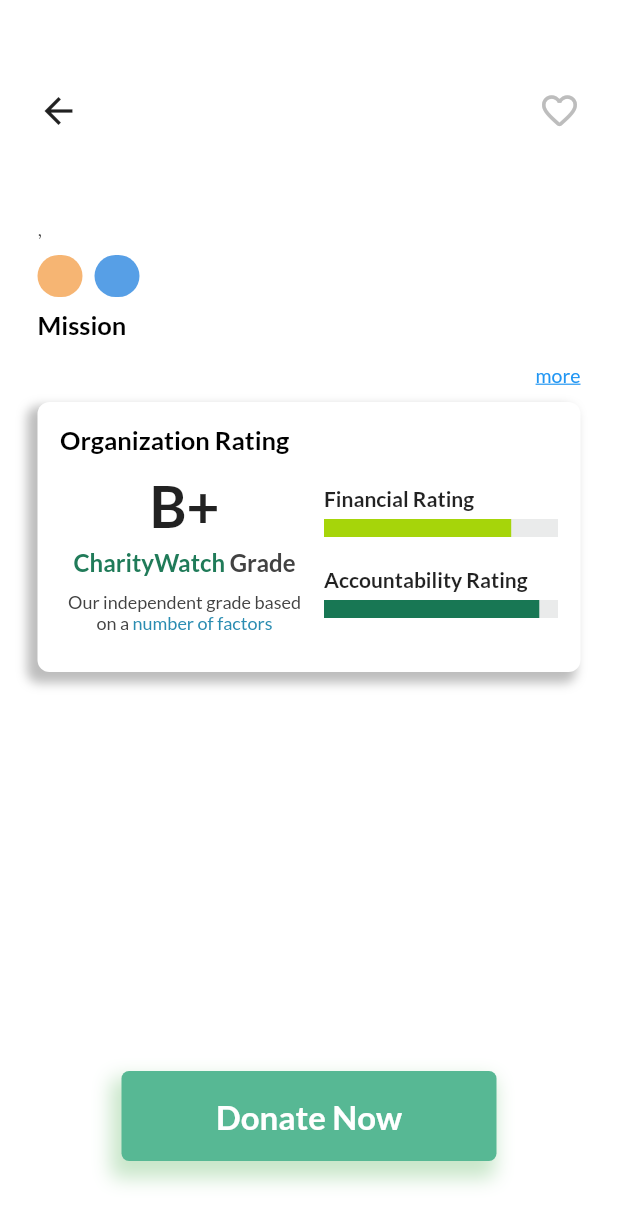
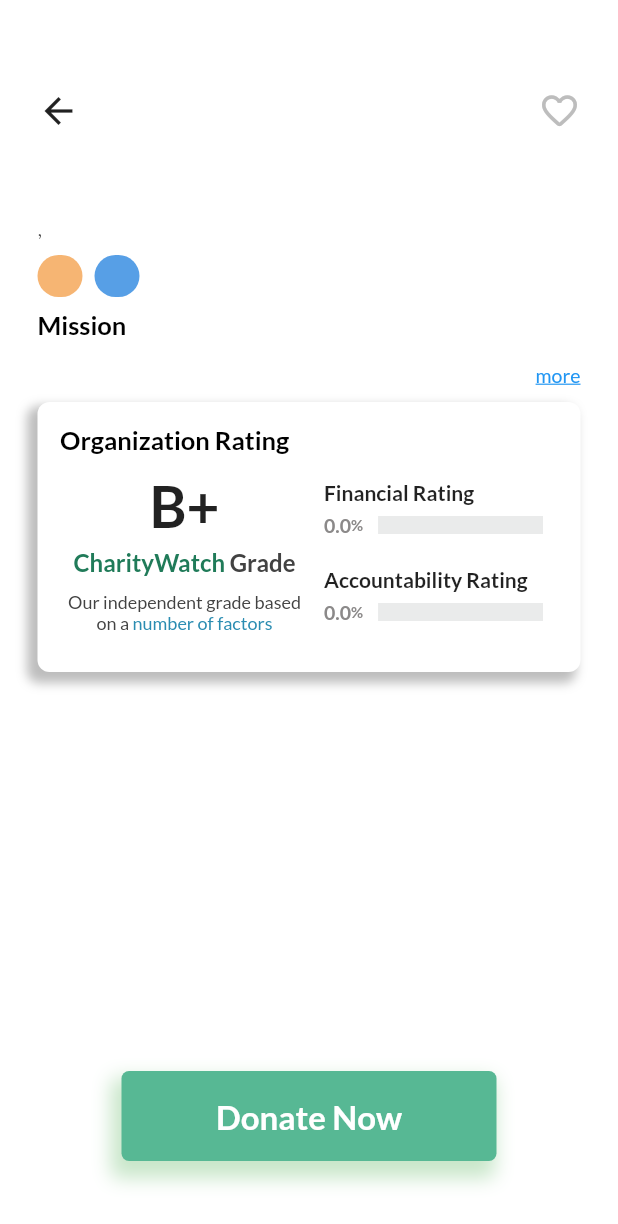
Before and after one commit to luggy-wuggy/flutter_charity_app, a Flutter app: the CharityPage screen opened directly with empty values, on a phone screen of 412 x 824 dp. Shown: the top 1224 px of the screen. Run offline on Flutter 3.47's test engine with Material 2 defaults, Android fonts, the phone set to English and light mode, and no system bars; drawn by our look-alikes of percent_indicator; our stand-ins replace cloud_firestore, firebase_auth, firebase_core, flutter_svg, get, google_fonts and 1 more; accounts and stored records are empty; network calls fail.

Commit message:
rating org animations, and converter func

```diff
--- a/charity/lib/pages/charity_page.dart
+++ b/charity/lib/pages/charity_page.dart
@@ -36,7 +36,9 @@ class CharityPage extends StatelessWidget {
                 ),
                 CharityMission(mission: charity.mission!),
                 const SizedBox(height: 10),
-                RatingCard()
+                RatingCard(
+                  ratings: charity.currentRating!,
+                )
               ],
             ),
             Align(
--- /dev/null
+++ b/charity/lib/utils/converter_functions.dart
@@ -0,0 +1,25 @@
+String convertToLetterGrade(double value) {
+  if (value >= 98.0) {
+    return "A+";
+  } else if (value >= 92 && value < 98.0) {
+    return "A";
+  } else if (value >= 89.5 && value < 92) {
+    return "A-";
+  } else if (value >= 88 && value < 89.5) {
+    return "B+";
+  } else if (value >= 82 && value < 88.0) {
+    return "B";
+  } else if (value > 79.5 && value < 82) {
+    return "B-";
+  } else if (value >= 78 && value < 79.5) {
+    return "C+";
+  } else if (value >= 72 && value < 78) {
+    return "C";
+  } else if (value > 69.5 && value < 72) {
+    return "C-";
+  } else if (value >= 60 && value < 69.5) {
+    return "D";
+  } else {
+    return "F";
+  }
+}
--- a/charity/lib/widgets/details_widgets/charity_mission.dart
+++ b/charity/lib/widgets/details_widgets/charity_mission.dart
@@ -39,7 +39,7 @@ class _CharityMissionState extends State<CharityMission> {
             ),
           ),
           AnimatedSize(
-            duration: Duration(milliseconds: 500),
+            duration: Duration(milliseconds: 650),
             alignment: Alignment.topCenter,
             curve: Curves.easeInOutBack,
             child: Container(
--- a/charity/lib/widgets/details_widgets/rating_card.dart
+++ b/charity/lib/widgets/details_widgets/rating_card.dart
@@ -1,9 +1,16 @@
+import 'package:charity/models/charity_info.dart';
 import 'package:flutter/material.dart';
 import 'package:flutter/widgets.dart';
 import 'package:google_fonts/google_fonts.dart';
+import 'package:percent_indicator/linear_percent_indicator.dart';
 
 class RatingCard extends StatelessWidget {
-  const RatingCard({Key? key}) : super(key: key);
+  const RatingCard({
+    Key? key,
+    required this.ratings,
+  }) : super(key: key);
+
+  final CurrentRating ratings;
 
   @override
   Widget build(BuildContext context) {
@@ -112,11 +119,35 @@ class RatingCard extends StatelessWidget {
                           ),
                         ),
                         const SizedBox(height: 5),
-                        const LinearProgressIndicator(
-                          minHeight: 12,
-                          value: 0.8,
+                        LinearPercentIndicator(
+                          animation: true,
+                          animationDuration: 1500,
+                          curve: Curves.easeInOutQuint,
+                          lineHeight: 12,
+                          percent: (ratings.financialRating!.score! / 100),
                           backgroundColor: Color(0xFFEAEBEB),
-                          color: Color(0xFFA6D50A),
+                          progressColor: Color(0xFFA6D50A),
+                          linearStrokeCap: LinearStrokeCap.butt,
+                          leading: Row(
+                            crossAxisAlignment: CrossAxisAlignment.center,
+                            children: [
+                              Text(
+                                ratings.financialRating!.score!
+                                    .toStringAsFixed(1),
+                                style: GoogleFonts.lato(
+                                    color: Color(0xFF8B8989),
+                                    fontSize: 13,
+                                    fontWeight: FontWeight.bold),
+                              ),
+                              Text(
+                                '%',
+                                style: GoogleFonts.lato(
+                                    color: Color(0xFF8B8989),
+                                    fontSize: 10,
+                                    fontWeight: FontWeight.bold),
+                              ),
+                            ],
+                          ),
                         ),
                         SizedBox(height: 20),
                         Text(
@@ -127,11 +158,35 @@ class RatingCard extends StatelessWidget {
                           ),
                         ),
                         const SizedBox(height: 5),
-                        const LinearProgressIndicator(
-                          minHeight: 12,
-                          value: 0.92,
+                        LinearPercentIndicator(
+                          animation: true,
+                          animationDuration: 1800,
+                          curve: Curves.easeInOutQuint,
+                          lineHeight: 12,
+                          percent: (ratings.accountabilityRating!.score! / 100),
                           backgroundColor: Color(0xFFEAEBEB),
-                          color: Color(0xFF187754),
+                          progressColor: Color(0xFF187754),
+                          linearStrokeCap: LinearStrokeCap.butt,
+                          leading: Row(
+                            crossAxisAlignment: CrossAxisAlignment.center,
+                            children: [
+                              Text(
+                                ratings.accountabilityRating!.score!
+                                    .toStringAsFixed(1),
+                                style: GoogleFonts.lato(
+                                    color: const Color(0xFF8B8989),
+                                    fontSize: 13,
+                                    fontWeight: FontWeight.bold),
+                              ),
+                              Text(
+                                '%',
+                                style: GoogleFonts.lato(
+                                    color: const Color(0xFF8B8989),
+                                    fontSize: 10,
+                                    fontWeight: FontWeight.bold),
+                              ),
+                            ],
+                          ),
                         ),
                       ],
                     ),
```
